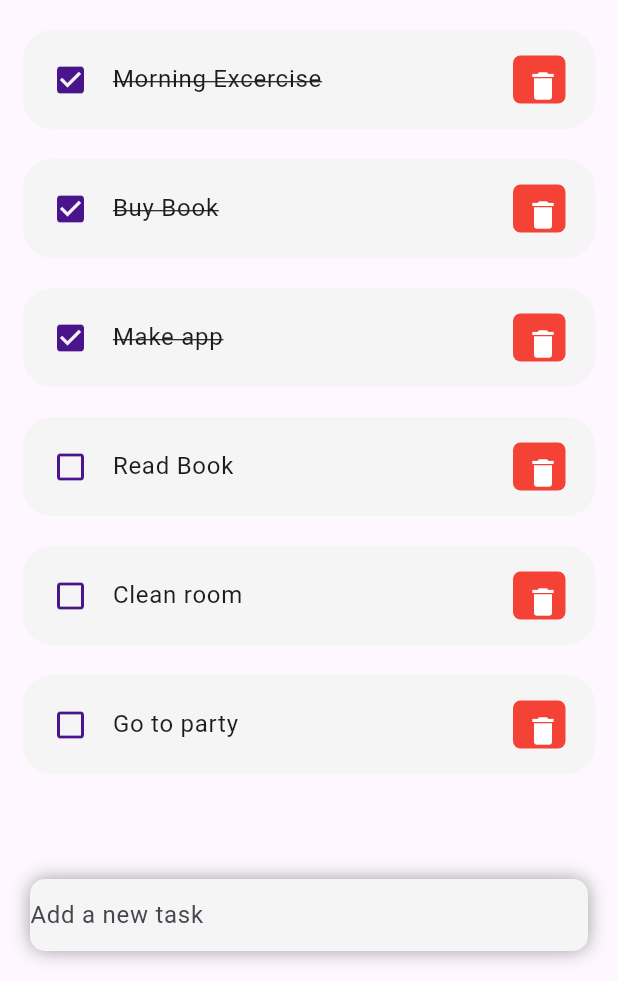
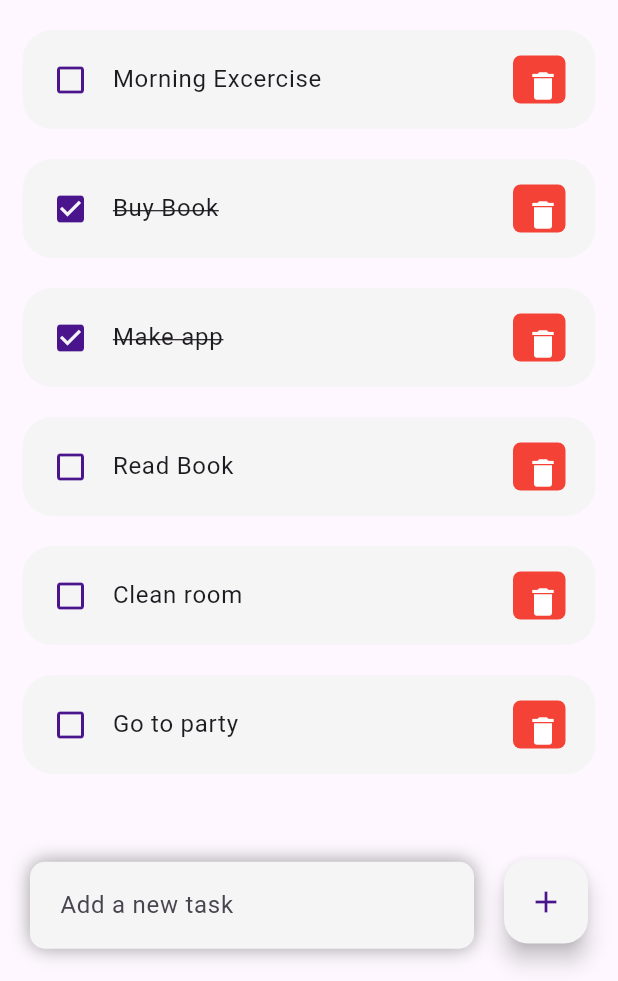
Before and after one commit to kamilgadek/todo_app_new, a Flutter app: the screen it shows after launch, after a tap on "Morning Excercise", on a phone screen of 412 x 824 dp, the part 255-1236 px from its top. Run offline on Flutter 3.47's test engine with Material 3 defaults, Android fonts, the phone set to English and light mode, and no system bars.

Commit message:
Add funconality to ToDoChange

```diff
--- a/lib/screens/home.dart
+++ b/lib/screens/home.dart
@@ -1,9 +1,19 @@
 import 'package:flutter/material.dart';
 import 'package:todo_app/model/todo.dart';
 
-class Home extends StatelessWidget {
+import '../widgets/todo_item.dart';
+
+class Home extends StatefulWidget {
   Home({super.key});
 
+  @override
+  State<Home> createState() => _HomeState();
+
+}
+
+
+
+class _HomeState extends State<Home> {
   final todosList = ToDo.todoList();
 
   @override
@@ -54,6 +64,8 @@ class Home extends StatelessWidget {
                       for (ToDo todoo in todosList)
                         ToDoItem(
                           todo: todoo,
+                          onToDoChange: handleToDoChange,
+                          deleteFunction: (),
                         ),
                     ],
                   ),
@@ -63,13 +75,18 @@ class Home extends StatelessWidget {
           ),
           Align(
             alignment: Alignment.bottomCenter,
-            child: Row(children: [
+            child: Row(
+              children: [
                 Expanded(
                   child: Container(
                     margin: const EdgeInsets.only(
                       bottom: 20,
                       right: 20,
                       left: 20,
+                    ),
+                    padding: const EdgeInsets.symmetric(
+                      vertical: 5,
+                      horizontal: 20,
                     ),
                     decoration: BoxDecoration(
                       color: Colors.grey[100],
@@ -91,65 +108,37 @@ class Home extends StatelessWidget {
                     ),
                   ),
                 ),
-            ]),
+                Container(
+                  margin: const EdgeInsets.only(
+                    bottom: 25,
+                    right: 20,
+                  ),
+                  child: FloatingActionButton(
+                    backgroundColor: Colors.grey[100],
+                    onPressed: () {},
+                    child: Icon(
+                      Icons.add,
+                      color: Colors.purple[900],
+                    ),
+                  ),
+                ),
+              ],
+            ),
           ),
         ],
       ),
     );
   }
+
+  void handleToDoChange (ToDo todo) {
+    setState(() {
+      todo.isDone = !todo.isDone;
+    });
+
   }
 
-class ToDoItem extends StatelessWidget {
-  const ToDoItem({
-    super.key,
-    required this.todo,
-  });
+}
 
-  final ToDo todo;
-
-  @override
-  Widget build(BuildContext context) {
-    return Container(
-      margin: const EdgeInsets.only(bottom: 20),
-      child: ListTile(
-        onTap: () {},
-        shape: RoundedRectangleBorder(
-          borderRadius: BorderRadius.circular(20),
-        ),
-        contentPadding: const EdgeInsets.symmetric(horizontal: 20, vertical: 5),
-        tileColor: Colors.grey[100],
-        leading: Icon(
-          todo.isDone ? Icons.check_box : Icons.check_box_outline_blank,
-          color: Colors.purple[900],
-        ),
-        title: Text(
-          todo.todoText!,
-          style: TextStyle(
-            fontSize: 16,
-            decoration: todo.isDone ? TextDecoration.lineThrough : null,
-          ),
-        ),
-        trailing: Container(
-          padding: const EdgeInsets.all(0),
-          margin: const EdgeInsets.symmetric(vertical: 12),
-          height: 35,
-          width: 35,
-          decoration: BoxDecoration(
-            borderRadius: BorderRadius.circular(5),
-            color: Colors.red,
-          ),
-          child: IconButton(
-            onPressed: () {},
-            icon: const Icon(
-              Icons.delete,
-              color: Colors.white,
-            ),
-          ),
-        ),
-      ),
-    );
-  }
-}
 
 class _SearchBox extends StatelessWidget {
   const _SearchBox();
--- /dev/null
+++ b/lib/widgets/todo_item.dart
@@ -0,0 +1,61 @@
+import 'package:flutter/material.dart';
+import 'package:todo_app/model/todo.dart';
+
+class ToDoItem extends StatelessWidget {
+  ToDoItem({
+    super.key,
+    required this.todo,
+    required this.onToDoChange,
+    required this.deleteFunction,
+  });
+
+  final ToDo todo;
+  final onToDoChange;
+  final deleteFunction;
+
+  @override
+  Widget build(BuildContext context) {
+    return Container(
+      margin: const EdgeInsets.only(bottom: 20),
+      child: ListTile(
+        onTap: () {
+          onToDoChange(todo);
+        },
+        shape: RoundedRectangleBorder(
+          borderRadius: BorderRadius.circular(20),
+        ),
+        contentPadding: const EdgeInsets.symmetric(horizontal: 20, vertical: 5),
+        tileColor: Colors.grey[100],
+        leading: Icon(
+          todo.isDone ? Icons.check_box : Icons.check_box_outline_blank,
+          color: Colors.purple[900],
+        ),
+        title: Text(
+          todo.todoText!,
+
+          style: TextStyle(
+            fontSize: 16,
+            decoration: todo.isDone ? TextDecoration.lineThrough : null,
+          ),
+        ),
+        trailing: Container(
+          padding: const EdgeInsets.all(0),
+          margin: const EdgeInsets.symmetric(vertical: 12),
+          height: 35,
+          width: 35,
+          decoration: BoxDecoration(
+            borderRadius: BorderRadius.circular(5),
+            color: Colors.red,
+          ),
+          child: IconButton(
+            onPressed: () {},
+            icon: const Icon(
+              Icons.delete,
+              color: Colors.white,
+            ),
+          ),
+        ),
+      ),
+    );
+  }
+}
```
Lines whose indentation alone changed are shown as unchanged.
